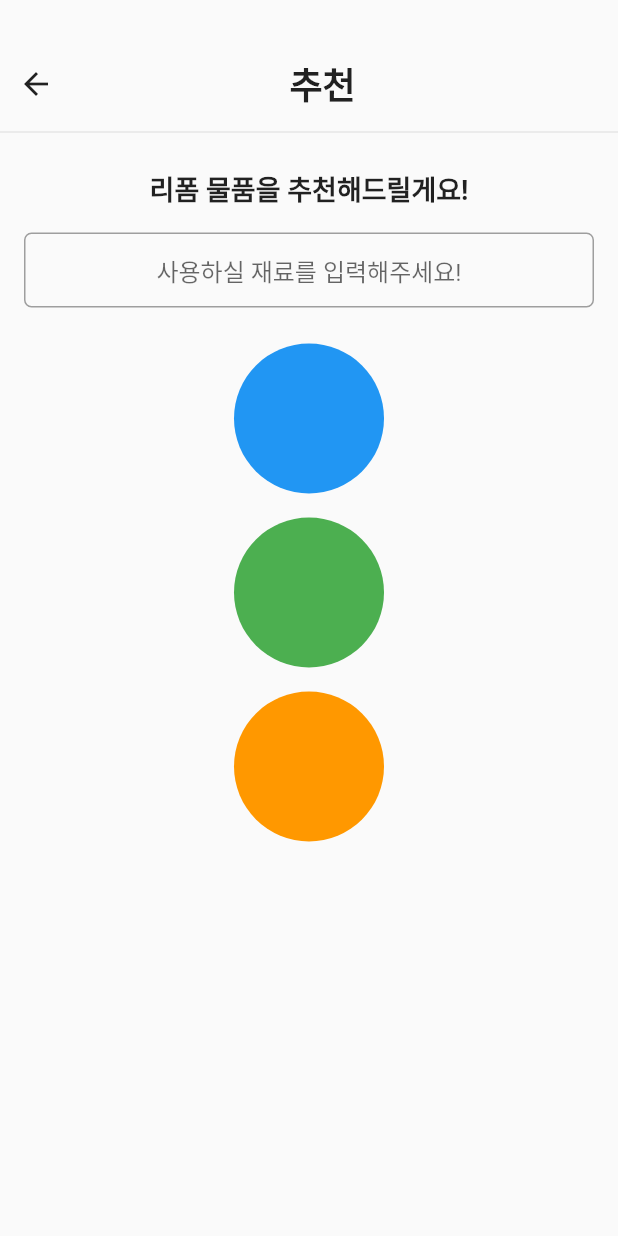
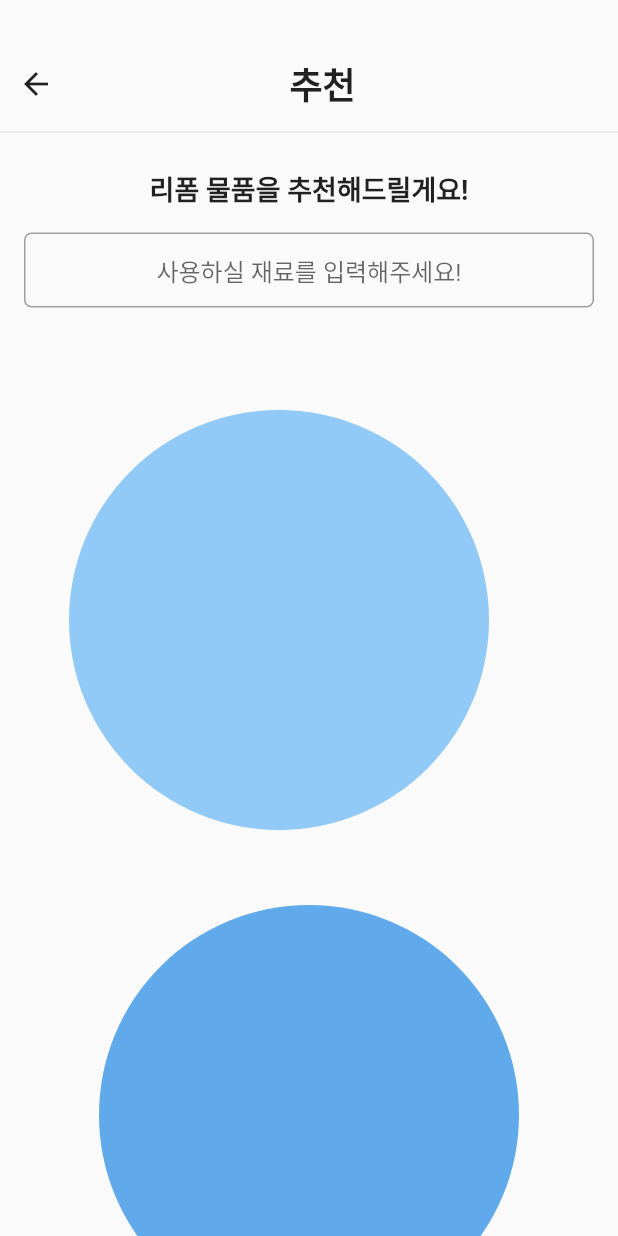
Before and after one commit to hwanny7/Re_Slow, a Flutter app: the Recommend screen opened directly, on a phone screen of 412 x 824 dp. Run offline on Flutter 3.47's test engine with Material 2 defaults, Android fonts, the phone set to English and light mode, and no system bars; our stand-ins replace carousel_slider, shared_preferences; accounts and stored records are empty; Roboto replaces fonts that are missing (NanumSquare).

Commit message:
💄 둥둥 떠다니는 비눗방울

```diff
--- a/frontend/lib/pages/home/recommend.dart
+++ b/frontend/lib/pages/home/recommend.dart
@@ -142,46 +142,63 @@ class _RecommendState extends State<Recommend>
                 .toList(),
           ),
 
-          // Draw Floating Bubble
-          Column(
+          // Draw Floating Bubbles
+          Expanded(
+            child: SingleChildScrollView(
+              child: Padding(
+                padding: const EdgeInsets.symmetric(
+                    horizontal: 50.0, vertical: 10.0),
+                child: Column(
                   children: [
+                    SizedBox(height: 20),
+                    SlideTransition(
+                      position: _animation,
+                      child: Transform.translate(
+                        offset: Offset(-20, 0),
+                        child: Container(
+                          width: 280,
+                          height: 280,
+                          decoration: BoxDecoration(
+                            shape: BoxShape.circle,
+                            color: Colors.blue.shade300.withOpacity(0.7),
+                          ),
+                        ),
+                      ),
+                    ),
+                    SizedBox(height: 50),
                     SlideTransition(
                       position: _animation,
                       child: Container(
-                  width: 100,
-                  height: 100,
+                        width: 280,
+                        height: 280,
                         decoration: BoxDecoration(
                           shape: BoxShape.circle,
-                    color: Colors.blue,
+                          color: Colors.blue.shade600.withOpacity(0.7),
                         ),
                       ),
                     ),
-              SizedBox(height: 16.0),
+                    SizedBox(height: 50),
                     SlideTransition(
                       position: _animation,
+                      child: Transform.translate(
+                        offset: Offset(20, 0),
                         child: Container(
-                  width: 100,
-                  height: 100,
+                          width: 280,
+                          height: 280,
                           decoration: BoxDecoration(
                             shape: BoxShape.circle,
-                    color: Colors.green,
+                            color: Colors.blue.shade900.withOpacity(0.7),
                           ),
                         ),
                       ),
-              SizedBox(height: 16.0),
-              SlideTransition(
-                position: _animation,
-                child: Container(
-                  width: 100,
-                  height: 100,
-                  decoration: BoxDecoration(
-                    shape: BoxShape.circle,
-                    color: Colors.orange,
+                    ),
+                    SizedBox(height: 20),
+                  ],
                 ),
               ),
             ),
-            ],
           ),
+          // Drawed Bubbles
         ],
       ),
     );
```
Lines whose indentation alone changed are shown as unchanged.
